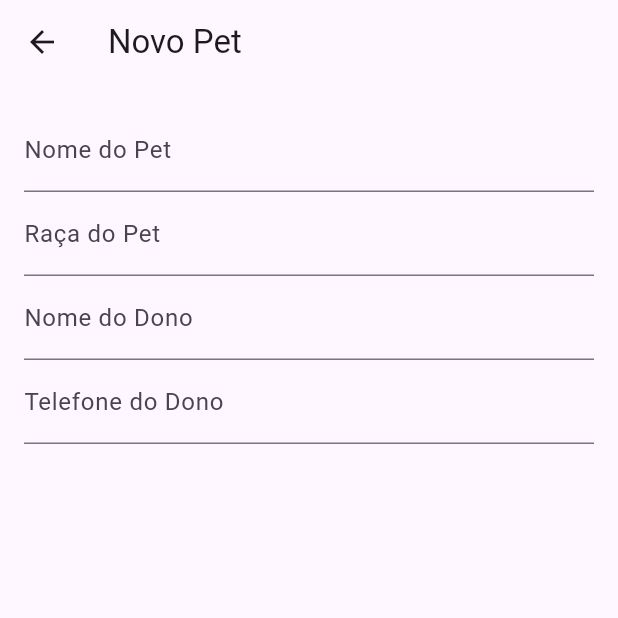
After one commit to Kaua1102bit/CursoMobileSesiTB, a Flutter app: the AddPetScreen screen opened directly, on a phone screen of 412 x 824 dp, the top half of it. The commit adds this screen. Run offline on Flutter 3.47's test engine with Material 3 defaults, Android fonts, the phone set to English and light mode, and no system bars; our stand-ins replace carousel_slider, fluttertoast, shared_preferences, sqflite; missing offline and left inert: sa_petshop; accounts and stored records are empty; statements that could not run were skipped.

Commit message:
16.05.25

```diff
--- /dev/null
+++ b/IntroducaoFlutter/PersistenciaDadosFlutter/sapetshop/analysis_options.yaml
@@ -0,0 +1 @@
+include: package:flutter_lints/flutter.yaml
--- /dev/null
+++ b/IntroducaoFlutter/PersistenciaDadosFlutter/sapetshop/lib/controllers/pets_controller.dart
@@ -0,0 +1,24 @@
+import 'package:sapetshop/database/db_helper.dart';
+
+import '../models/pet_model.dart';
+
+class PetsController {
+  // atributo -> é conexão com DB
+  final PetShopDBHelper _dbHelper = PetShopDBHelper();
+
+  Future<int> addPet(Pet pet) async {
+    return await _dbHelper.insertPet(pet);
+  }
+
+  Future<List<pet>> fetchPets() async {
+    return await _dbHelper.getPets();
+  }
+
+  Future<Pet?> findPetById() async {
+    return await _dbHelper.getPetById(id);
+  }
+
+  Future<int> deletePet(int id) async {
+    return await _dbHelper.deletePet(id);
+  }
+}
--- /dev/null
+++ b/IntroducaoFlutter/PersistenciaDadosFlutter/sapetshop/lib/models/pet_model.dart
@@ -0,0 +1,43 @@
+class Pet {
+  final int? id; //ID gerado pelo BD, pode ser null na criação do obj
+  final String nome;
+  final String raca;
+  final String nomeDono;
+  final String telefoneDono;
+
+  //construtor
+  Pet({
+    this.id,
+    required this.nome,
+    required this.raca,
+    required this.nomeDono,
+    required this.telefoneDono
+  });
+
+  //Converter um obj em um Map(inserir as info no BD)
+  Map<String,dynamic> toMap() {
+    return{
+      "id":id,
+      "nome":nome,
+      "raca":raca,
+      "nome_dono":nomeDono,
+      "telefone_dono": telefoneDono,
+    };
+  }
+
+  //Criar um objeto a partir  de um Map ( ler uma info do BD)
+  factory Pet.fromMap(Map<String,dynamic> map) {
+    return Pet(
+      id: map["id"] as int,
+      nome: map["nome"] as String,
+      raca: map["raca"] as String,
+      nomeDono: map["nome_dono"] as String,
+      telefoneDono: map["telefone_dono"] as String);
+  }
+
+  @override
+  String toString() {
+    // TODO: implement toString
+    return "Pet{id: $id, nome: $nome, raça: $raca, dono: $nomeDono, telefone: $telefoneDono}";
+  }
+}
--- /dev/null
+++ b/IntroducaoFlutter/PersistenciaDadosFlutter/sapetshop/lib/screens/add_pet_screen.dart
@@ -0,0 +1,71 @@
+// formulario para adicionar novo pet
+
+import 'package:flutter/material.dart';
+
+class AddPetScreen extends StatefulWidget{
+  @override
+  State<StatefulWidget> createState() => _AddPetScreenState();
+  }
+
+ class _AddPetScreenState extends State<AddPetScreen>{
+   final _formKey = GlobalKey<FormState>(); //chave para o formulário
+   final _petsController = PetsController();
+
+   String _nome = "";
+   String _raca = "";
+   String _nomeDono = "";
+   String _telefoneDono = "";
+
+   Future<void> _salvarPet() async {
+    if(_formKey.currentState!.validate()){
+      _formKey.currentState!.save();
+      final newPet = Pet(
+        nome: _nome,
+        raca: _raca,
+        nomeDono: _nomeDono,
+        telefoneDono: _telefoneDono);
+
+        //mando para o banco
+        await _petsController.addPet(newPet);
+        Navigator.pop(context); //Retorna para a Tela Anterior
+    }
+   }
+
+   @override
+  Widget build(BuildContext context) {
+    // TODO: implement build
+    return Scaffold(
+      appBar: AppBar(title: Text("Novo Pet"),),
+      body: Padding(
+        padding: EdgeInsets.all(16),
+        child: Form(
+          key: _formKey,
+          child: ListView(
+            children: [
+              TextFormField(
+                decoration: InputDecoration(labelText: "Nome do Pet"),
+                validator: (value) => value!.isEmpty ? "Campo não Preenchido!!!" : null ,
+                onSaved: (value) => _nome = value!,
+          ),
+              TextFormField(
+                decoration: InputDecoration(labelText: "Raça do Pet"),
+                validator: (value) => value!.isEmpty ? "Campo não Preenchido!!!" : null ,
+                onSaved: (value) => _nome = value!,
+          ),
+              TextFormField(
+                decoration: InputDecoration(labelText: "Nome do Dono"),
+                validator: (value) => value!.isEmpty ? "Campo não Preenchido!!!" : null ,
+                onSaved: (value) => _nome = value!,
+          ),
+              TextFormField(
+                decoration: InputDecoration(labelText: "Telefone do Dono"),
+                validator: (value) => value!.isEmpty ? "Campo não Preenchido!!!" : null ,
+                onSaved: (value) => _nome = value!,
+          ),
+
+            ],
+          )),
+        ),
+    );
+  }
+}
```
Also changed, not shown: IntroducaoFlutter/PersistenciaDadosFlutter/sapetshop/lib/controllers/consultas_controller.dart (added, +15 -0 lines), IntroducaoFlutter/PersistenciaDadosFlutter/sapetshop/lib/database/db_helper.dart (added, +112 -0 lines), IntroducaoFlutter/PersistenciaDadosFlutter/sapetshop/lib/main.dart (added, +8 -0 lines), IntroducaoFlutter/PersistenciaDadosFlutter/sapetshop/lib/models/consulta_model.dart (added, +53 -0 lines), IntroducaoFlutter/PersistenciaDadosFlutter/sapetshop/lib/screens/home_screen.dart (added, +66 -0 lines), IntroducaoFlutter/PersistenciaDadosFlutter/sapetshop/pubspec.yaml (added, +23 -0 lines), IntroducaoFlutter/PersistenciaDadosFlutter/SqLite/exemplo_sqlite/lib/main.dart (line endings or trailing spaces), IntroducaoFlutter/PersistenciaDadosFlutter/sapetshop/pubspec.lock (added), 22 other files.
